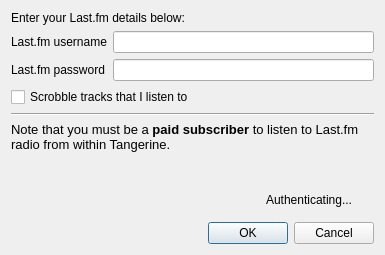
Old version of the form src/lastfmconfig.ui in the repository clementine-player/Clementine.
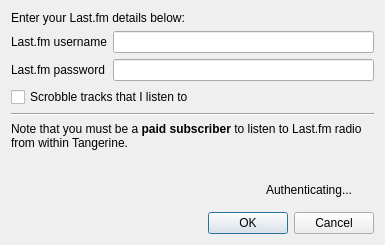
New version of the form. Custom widgets are drawn as their Qt base class.

Commit message: Fix string formatting

```diff
--- a/src/lastfmconfig.ui
+++ b/src/lastfmconfig.ui
@@ -7,7 +7,7 @@
     <x>0</x>
     <y>0</y>
     <width>385</width>
-    <height>255</height>
+    <height>245</height>
    </rect>
   </property>
   <property name="windowTitle">
@@ -66,11 +66,7 @@
    <item>
     <widget class="QLabel" name="label_4">
      <property name="text">
-      <string>&lt;!DOCTYPE HTML PUBLIC &quot;-//W3C//DTD HTML 4.0//EN&quot; &quot;http://www.w3.org/TR/REC-html40/strict.dtd&quot;&gt;
-&lt;html&gt;&lt;head&gt;&lt;meta name=&quot;qrichtext&quot; content=&quot;1&quot; /&gt;&lt;style type=&quot;text/css&quot;&gt;
-p, li { white-space: pre-wrap; }
-&lt;/style&gt;&lt;/head&gt;&lt;body style=&quot; font-family:'Sans Serif'; font-size:10pt; font-weight:400; font-style:normal;&quot;&gt;
-&lt;p style=&quot; margin-top:0px; margin-bottom:0px; margin-left:0px; margin-right:0px; -qt-block-indent:0; text-indent:0px;&quot;&gt;Note that you must be a &lt;span style=&quot; font-weight:600;&quot;&gt;paid subscriber&lt;/span&gt; to listen to Last.fm radio from within Tangerine.&lt;/p&gt;&lt;/body&gt;&lt;/html&gt;</string>
+      <string>Note that you must be a &lt;b&gt;paid subscriber&lt;/b&gt; to listen to Last.fm radio from within Tangerine.</string>
      </property>
      <property name="wordWrap">
       <bool>true</bool>
```
